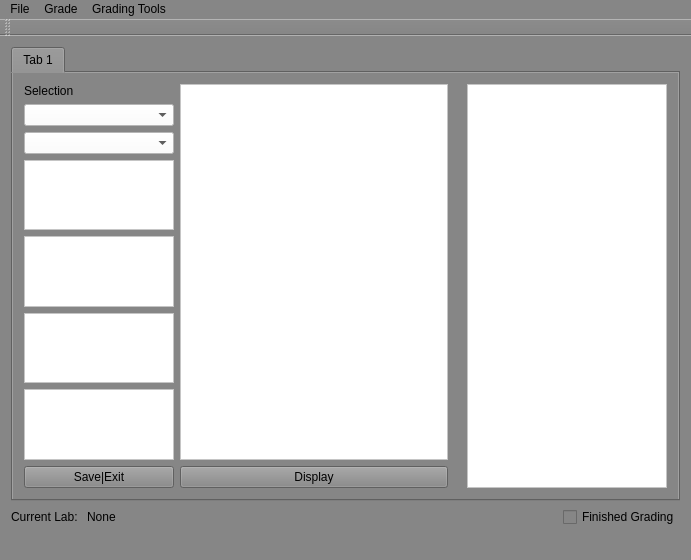
Before: the Qt Designer form repo_project/maingui/mainwindow.ui in tokorealand/CS205, drawn with Qt 5.
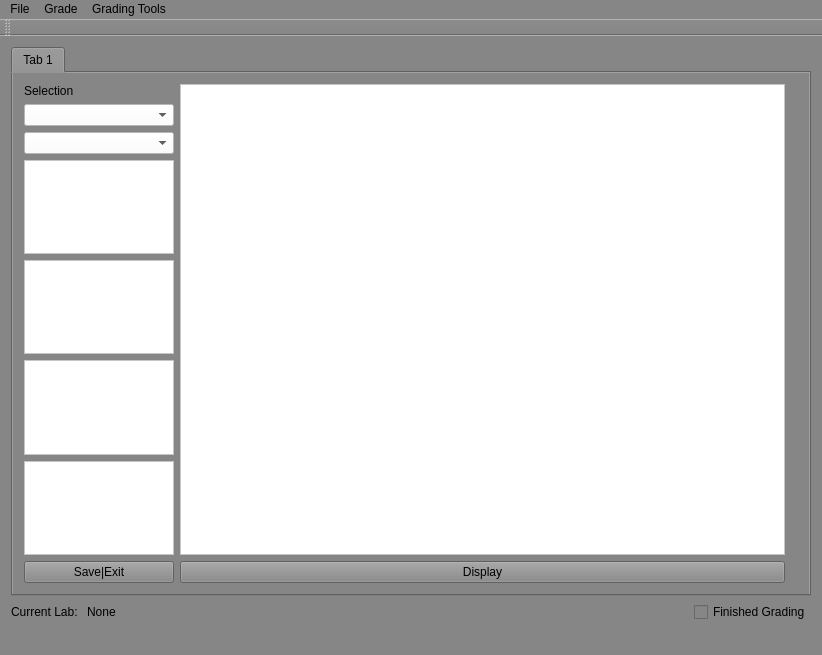
After: the same form once the commit is applied.

The edit to the form file:
```diff
--- a/repo_project/maingui/mainwindow.ui
+++ b/repo_project/maingui/mainwindow.ui
@@ -6,8 +6,8 @@
    <rect>
     <x>0</x>
     <y>0</y>
-    <width>691</width>
-    <height>502</height>
+    <width>822</width>
+    <height>655</height>
    </rect>
   </property>
   <property name="windowTitle">
@@ -164,25 +164,6 @@
           </property>
          </widget>
         </item>
-        <item>
-         <widget class="QTextEdit" name="textEdit_2">
-          <property name="sizePolicy">
-           <sizepolicy hsizetype="Fixed" vsizetype="Expanding">
-            <horstretch>0</horstretch>
-            <verstretch>0</verstretch>
-           </sizepolicy>
-          </property>
-          <property name="maximumSize">
-           <size>
-            <width>200</width>
-            <height>16777215</height>
-           </size>
-          </property>
-          <property name="styleSheet">
-           <string notr="true">background-color: rgb(255, 255, 255);</string>
-          </property>
-         </widget>
-        </item>
        </layout>
       </widget>
      </widget>
@@ -236,8 +217,8 @@
     <rect>
      <x>0</x>
      <y>0</y>
-     <width>691</width>
-     <height>19</height>
+     <width>822</width>
+     <height>22</height>
     </rect>
    </property>
    <property name="nativeMenuBar">
```
Left out of the diff: 1 changed line with no effect on the pictures.
